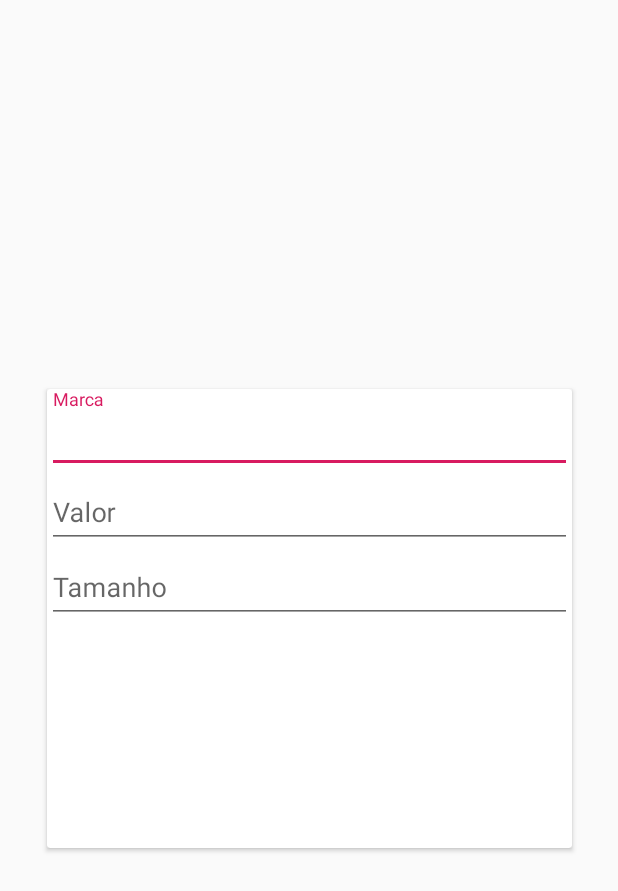
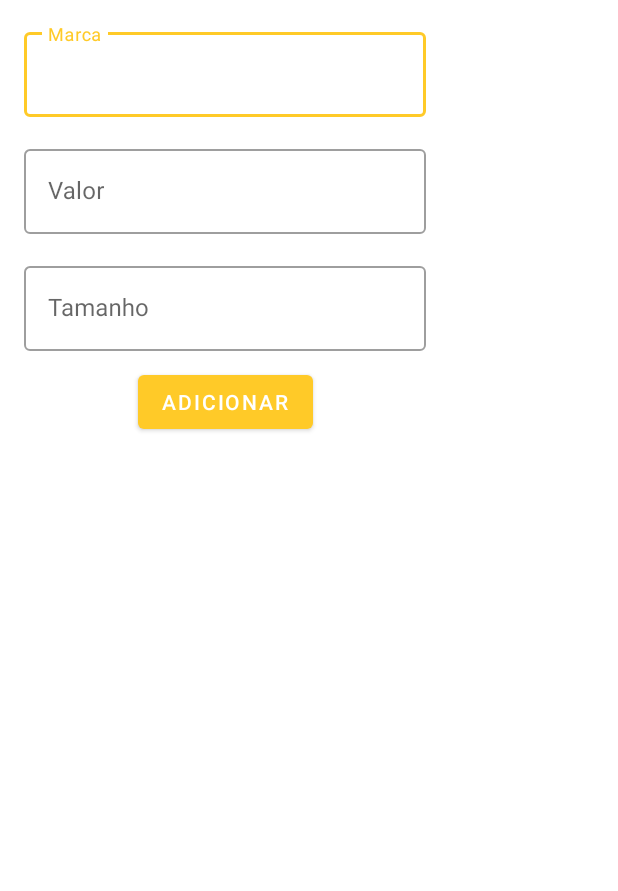
Before and after one commit to beerMais/beerMais-android, an Android app: the layout custom_modal.xml on its own in the app's theme, with its tools: preview values and no code run, on a phone screen of 412 x 824 dp. Shown: the top 891 px of the screen. Run offline under Robolectric (Android 15) with nearby library versions, the phone set to English and light mode, and no system bars; plain views replace widget.

Commit message:
Changed text input style and add material button on Modal

```diff
--- a/app/build.gradle
+++ b/app/build.gradle
@@ -5,11 +5,11 @@ apply plugin: 'kotlin-android'
 apply plugin: 'kotlin-android-extensions'
 
 android {
-    compileSdkVersion 27
+    compileSdkVersion 28
     defaultConfig {
         applicationId "br.com.joseneves.beerMais.ios"
         minSdkVersion 23
-        targetSdkVersion 27
+        targetSdkVersion 28
         versionCode 1
         versionName "1.0"
         testInstrumentationRunner "android.support.test.runner.AndroidJUnitRunner"
@@ -25,14 +25,14 @@ android {
 dependencies {
     implementation fileTree(dir: 'libs', include: ['*.jar'])
     implementation "org.jetbrains.kotlin:kotlin-stdlib-jdk7:$kotlin_version"
-    implementation 'com.android.support:appcompat-v7:27.1.1'
+    implementation 'com.android.support:appcompat-v7:28.0.0'
     implementation 'com.android.support.constraint:constraint-layout:1.1.3'
-    implementation 'com.android.support:support-v4:27.1.1'
-    implementation 'com.android.support:design:27.1.1'
+    implementation 'com.android.support:support-v4:28.0.0'
+    implementation 'com.android.support:design:28.0.0'
     testImplementation 'junit:junit:4.12'
     androidTestImplementation 'com.android.support.test:runner:1.0.2'
     androidTestImplementation 'com.android.support.test.espresso:espresso-core:3.0.2'
-    implementation 'com.android.support:cardview-v7:27.1.1'
-    implementation 'com.android.support:recyclerview-v7:27.1.1'
-    implementation 'com.android.support:design:27.1.1'
+    implementation 'com.android.support:cardview-v7:28.0.0'
+    implementation 'com.android.support:recyclerview-v7:28.0.0'
+    implementation 'com.android.support:design:28.0.0'
 }
--- a/app/src/main/res/layout/custom_modal.xml
+++ b/app/src/main/res/layout/custom_modal.xml
@@ -2,55 +2,68 @@
 <android.support.constraint.ConstraintLayout xmlns:android="http://schemas.android.com/apk/res/android"
                                              xmlns:app="http://schemas.android.com/apk/res-auto"
                                              xmlns:tools="http://schemas.android.com/tools"
-                                             android:layout_width="match_parent"
-                                             android:layout_height="match_parent">
-
-    <view android:layout_width="350dp"
-          android:layout_height="306dp"
-          class="android.support.v7.widget.CardView"
-          id="@+id/view" android:layout_marginTop="8dp"
-          app:layout_constraintTop_toTopOf="parent" android:layout_marginBottom="8dp"
-          app:layout_constraintBottom_toBottomOf="parent" app:layout_constraintEnd_toEndOf="parent"
-          android:layout_marginEnd="8dp" app:layout_constraintStart_toStartOf="parent"
-          android:layout_marginStart="8dp" android:id="@+id/view2">
+                                             android:layout_height="300dp"
+                                             android:layout_width="300dp">
 
     <android.support.design.widget.TextInputLayout
+            style="@style/Widget.MaterialComponents.TextInputLayout.OutlinedBox"
             android:layout_width="match_parent"
-                android:layout_height="wrap_content"
-                android:hint="Marca">
+            android:layout_height="0dp"
+            android:hint="Marca" android:layout_marginTop="16dp"
+            app:layout_constraintTop_toTopOf="parent" app:layout_constraintEnd_toEndOf="parent"
+            android:layout_marginEnd="16dp" app:layout_constraintStart_toStartOf="parent"
+            android:layout_marginStart="16dp" android:id="@+id/textInputLayout">
 
         <android.support.design.widget.TextInputEditText
                 android:layout_width="match_parent"
-                    android:layout_height="wrap_content"
+                android:layout_height="match_parent"
         />
     </android.support.design.widget.TextInputLayout>
 
     <android.support.design.widget.TextInputLayout
+            style="@style/Widget.MaterialComponents.TextInputLayout.OutlinedBox"
             android:layout_width="match_parent"
-                android:layout_height="wrap_content"
-                android:hint="Valor" android:paddingTop="50dp">
+            android:layout_height="0dp"
+            android:hint="Valor"
+            app:layout_constraintEnd_toEndOf="parent"
+            android:layout_marginEnd="16dp" app:layout_constraintStart_toStartOf="parent"
+            android:layout_marginStart="16dp" android:id="@+id/textInputLayout2"
+            app:layout_constraintHorizontal_bias="0.0" android:layout_marginTop="16dp"
+            app:layout_constraintTop_toBottomOf="@+id/textInputLayout">
 
         <android.support.design.widget.TextInputEditText
                 android:layout_width="match_parent"
-                    android:layout_height="wrap_content"/>
+                android:layout_height="match_parent"
+        />
     </android.support.design.widget.TextInputLayout>
 
     <android.support.design.widget.TextInputLayout
+            style="@style/Widget.MaterialComponents.TextInputLayout.OutlinedBox"
             android:layout_width="match_parent"
-                android:layout_height="wrap_content"
-                android:hint="Tamanho" android:paddingTop="100dp">
+            android:layout_height="0dp"
+            android:hint="Tamanho"
+            app:layout_constraintEnd_toEndOf="parent"
+            android:layout_marginEnd="16dp" app:layout_constraintStart_toStartOf="parent"
+            android:layout_marginStart="16dp" android:id="@+id/textInputLayout3"
+            app:layout_constraintHorizontal_bias="0.0" android:layout_marginTop="16dp"
+            app:layout_constraintTop_toBottomOf="@+id/textInputLayout2">
 
         <android.support.design.widget.TextInputEditText
                 android:layout_width="match_parent"
-                    android:layout_height="wrap_content"/>
+                android:layout_height="match_parent"
+        />
     </android.support.design.widget.TextInputLayout>
 
-        <!--<android.support.design.widget-->
-                <!--android:id="@+id/next_button"-->
-                <!--android:layout_width="wrap_content"-->
-                <!--android:layout_height="wrap_content"-->
-                <!--android:layout_alignParentEnd="true"-->
-                <!--android:layout_alignParentRight="true"-->
-                <!--android:text="teste" />-->
-    </view>
+
+    <android.support.design.button.MaterialButton
+            android:id="@+id/next_button"
+            android:layout_width="wrap_content"
+            android:layout_height="wrap_content"
+            android:layout_alignParentEnd="true"
+            android:layout_alignParentRight="true"
+            android:text="Adicionar" android:layout_marginBottom="8dp" app:layout_constraintBottom_toBottomOf="parent"
+            android:layout_marginEnd="8dp" app:layout_constraintEnd_toEndOf="parent" android:layout_marginStart="8dp"
+            app:layout_constraintStart_toStartOf="parent"/>
+
+
 </android.support.constraint.ConstraintLayout>
--- a/app/src/main/res/values/styles.xml
+++ b/app/src/main/res/values/styles.xml
@@ -1,7 +1,7 @@
 <resources>
 
     <!-- Base application theme. -->
-    <style name="AppTheme" parent="Theme.AppCompat.Light.DarkActionBar">
+        <style name="AppTheme" parent="Theme.MaterialComponents.Light.DarkActionBar">
         <!-- Customize your theme here. -->
         <item name="colorPrimary">@color/colorPrimary</item>
         <item name="colorPrimaryDark">@color/colorPrimaryDark</item>
```
Lines whose indentation alone changed are shown as unchanged.
